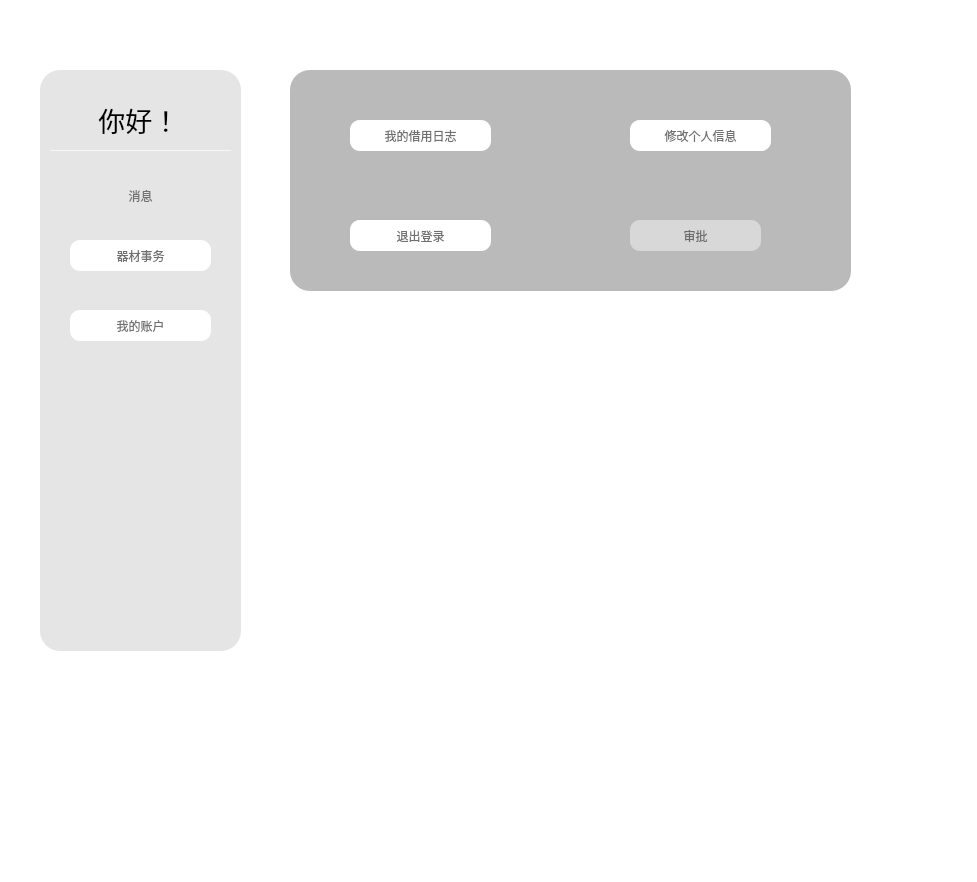
Old version of the form view/homepage/teacherhomepage.ui in the repository JunWang666/LabNexus.
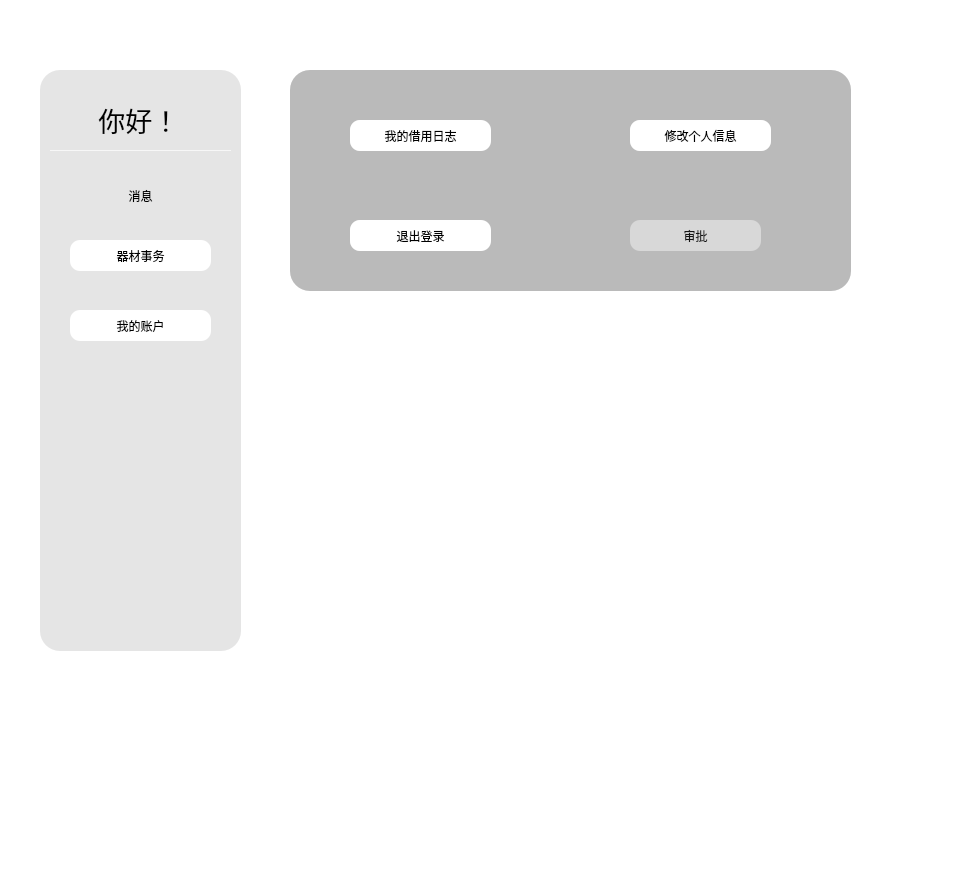
New version of the form. Icons and pictures are not drawn.

What changed in the file:
```diff
--- a/view/homepage/teacherhomepage.ui
+++ b/view/homepage/teacherhomepage.ui
@@ -50,20 +50,16 @@
 
 QPushButton{
 border-radius:10px;
-
-       background-color: qradialgradient(spread:pad, cx:0.5, cy:1, radius:0.538, fx:0.496955, fy:1, stop:0 rgba(0, 220,
-       255, 255), stop:1 rgba(255, 205, 120, 255));
-       font:700 20pt &quot;Microsoft YaHei UI&quot;;
-       color: rgb(112, 112, 112);
+       background-color: qlineargradient(spread:repeat, x1:0, y1:0, x2:1, y2:1, stop:0 rgba(207, 0, 73, 255),
+       stop:0.363636 rgba(143, 92, 142, 255), stop:0.698864 rgba(96, 165, 163, 255), stop:1 rgba(0, 135, 255, 255));
+       font: 20pt &quot;Microsoft YaHei UI&quot;;
 }
 
 QPushButton#messageButton{
-
 border-radius:10px;
-       background-color: qradialgradient(spread:pad, cx:0.5, cy:1, radius:0.538, fx:0.496955, fy:1, stop:0 rgba(0, 220,
-       255, 255), stop:1 rgba(255, 205, 120, 255));
-       font:700 20pt &quot;Microsoft YaHei UI&quot;;
-       color: rgb(112, 112, 112);
+       background-color: qlineargradient(spread:repeat, x1:0, y1:0, x2:1, y2:1, stop:0 rgba(207, 0, 73, 255),
+       stop:0.363636 rgba(143, 92, 142, 255), stop:0.698864 rgba(96, 165, 163, 255), stop:1 rgba(0, 135, 255, 255));
+       font: 20pt &quot;Microsoft YaHei UI&quot;;
 }
 
 
@@ -99,6 +95,7 @@
 
        font: 20pt &quot;Microsoft YaHei UI&quot;;
        }
+
    </string>
   </property>
   <widget class="QFrame" name="frame">
```
Left out of the diff: 26 changed lines with no effect on the pictures.
